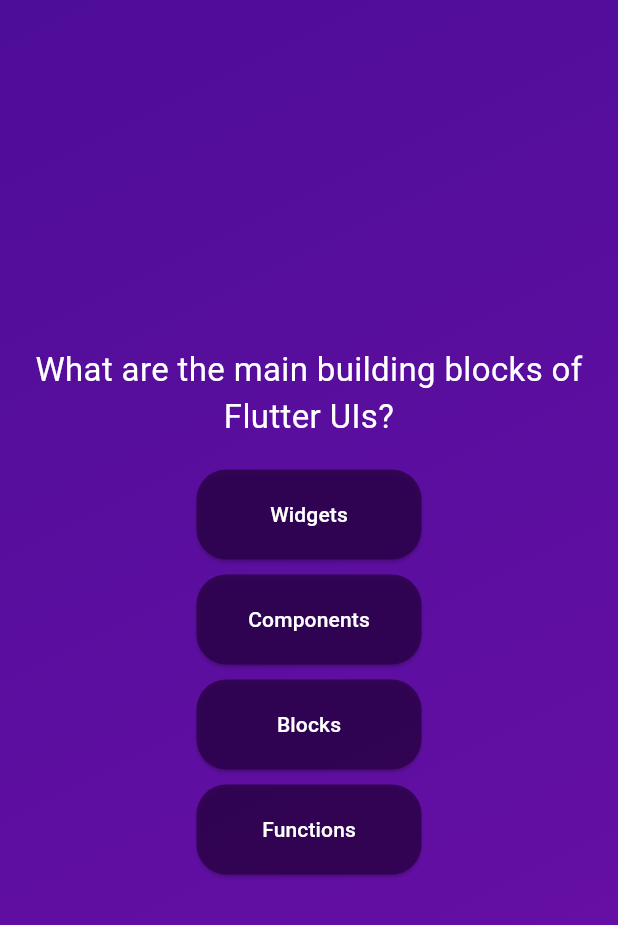
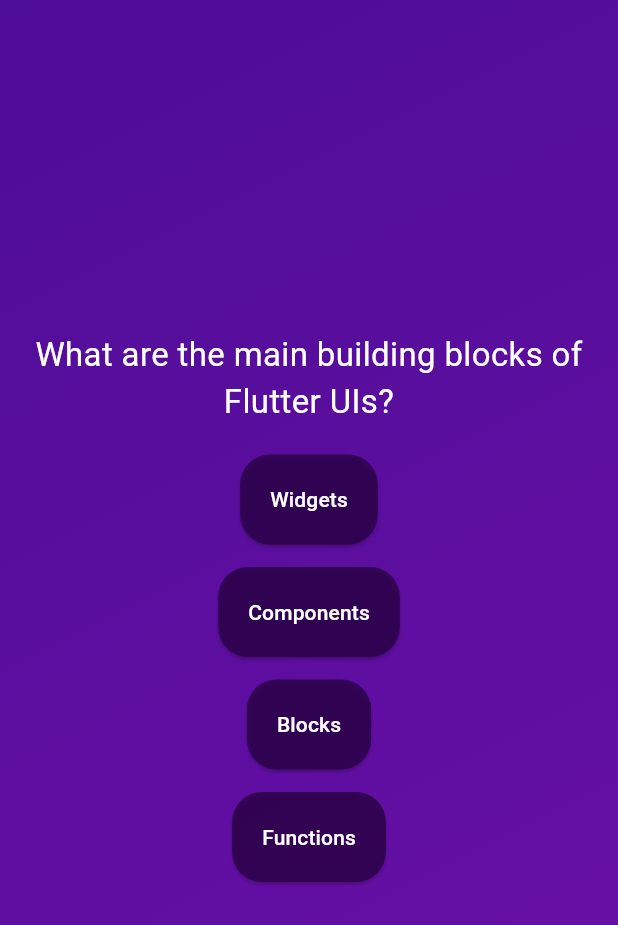
Before and after one commit to Nada-ibrahim12/Flutter_Apps, a Flutter app: the screen it shows after launch, after a tap on "Start Quiz", on a phone screen of 412 x 824 dp. Shown: the top 925 px of the screen. Run offline on Flutter 3.47's test engine with Material 3 defaults, Android fonts, the phone set to English and light mode, and no system bars.

Commit message:
will fix stretchh

```diff
--- a/quiz_app/lib/questions_screen.dart
+++ b/quiz_app/lib/questions_screen.dart
@@ -16,8 +16,11 @@ class _QuestionsScreenState extends State<QuestionsScreen> {
 
     return SizedBox(
       width: double.infinity,
+      child: Container(
+        margin: const EdgeInsets.all(20),
         child: Column(
           mainAxisAlignment: MainAxisAlignment.center,
+          crossAxisAlignment: CrossAxisAlignment.stretch,
           children: [
             Center(
               child: Container(
@@ -40,13 +43,14 @@ class _QuestionsScreenState extends State<QuestionsScreen> {
               height: 20,
             ),
             // display answers using map and spread
-          ...currentQuestion.answers.map((answer) {
+            ...currentQuestion.answers.map(
+              (answer) {
                 return AnswerButton(
                   answerText: answer,
                   onTap: () {},
                 );
-          })
-
+              },
+            ),
             // display answers using for loop and spread
 
             // for (int i = 0; i < currentQuestion.answers.length; i++) ...[
@@ -57,6 +61,7 @@ class _QuestionsScreenState extends State<QuestionsScreen> {
             // ],
           ],
         ),
+      ),
     );
   }
 }
--- a/quiz_app/lib/styles/btns.dart
+++ b/quiz_app/lib/styles/btns.dart
@@ -2,8 +2,8 @@ import 'package:flutter/material.dart';
 
 var btnStyle = ElevatedButton.styleFrom(
   backgroundColor: const Color.fromARGB(218, 45, 2, 76),
-  minimumSize: const Size(150, 15),
-  maximumSize: const Size(400, 900),
+  // minimumSize: const Size(150, 15),
+  // maximumSize: const Size(400, 900),
   padding: const EdgeInsets.all(20),
   shape: RoundedRectangleBorder(
     borderRadius: BorderRadius.circular(20),
@@ -22,7 +22,8 @@ class AnswerButton extends StatelessWidget {
 
   @override
   Widget build(BuildContext context) {
-    return Column(children: [
+    return Column(
+      children: [
         ElevatedButton(
           onPressed: onTap,
           style: btnStyle,
@@ -34,7 +35,8 @@ class AnswerButton extends StatelessWidget {
             ),
           ),
         ),
-      const SizedBox(height: 10),
-    ]);
+        const SizedBox(height: 15),
+      ],
+    );
   }
 }
```
Lines whose indentation alone changed are shown as unchanged.
